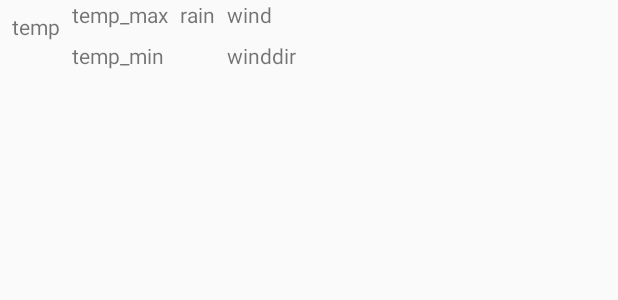
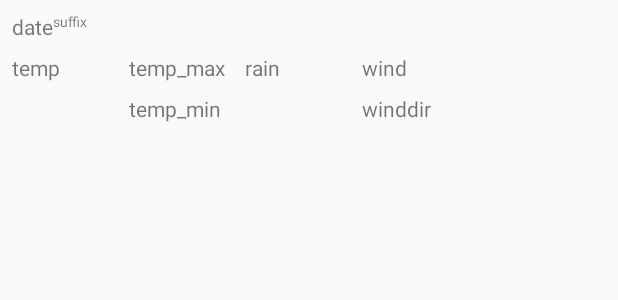
Before and after one commit to indiedotkim/SunRunAI, an Android app: the layout view_day.xml on its own in the app's theme, with its tools: preview values and no code run, on a phone screen of 412 x 824 dp. Shown: the top 300 px of the screen. Run offline under Robolectric (Android 15) with nearby library versions, the phone set to English and light mode, and no system bars.

```diff
--- a/app/src/main/res/layout/view_day.xml
+++ b/app/src/main/res/layout/view_day.xml
@@ -6,44 +6,67 @@
     android:layout_height="wrap_content">
 
     <TextView
-        android:id="@+id/temperature"
+        android:id="@+id/date"
         android:layout_width="wrap_content"
         android:layout_height="wrap_content"
+        android:layout_marginLeft="8dp"
+        android:layout_marginTop="8dp"
+        android:text="date"
+        app:layout_constraintLeft_toLeftOf="parent"
+        app:layout_constraintTop_toTopOf="parent" />
+
+    <TextView
+        android:id="@+id/datesuffix"
+        android:layout_width="wrap_content"
+        android:layout_height="wrap_content"
+        android:layout_marginLeft="0dp"
+        android:layout_marginTop="0dp"
+        android:text="suffix"
+        android:textSize="9sp"
+        app:layout_constraintLeft_toRightOf="@+id/date"
+        app:layout_constraintTop_toTopOf="@+id/date" />
+
+    <TextView
+        android:id="@+id/temperature"
+        android:layout_width="70dp"
+        android:layout_height="wrap_content"
+        android:layout_marginLeft="0dp"
+        android:layout_marginTop="8dp"
         android:layout_weight="1"
         android:text="temp"
-        android:layout_marginLeft="8dp"
-        app:layout_constraintLeft_toLeftOf="parent"
-        app:layout_constraintTop_toTopOf="parent"
-        android:layout_marginTop="8dp" />
+        app:layout_constraintLeft_toLeftOf="@+id/date"
+        app:layout_constraintTop_toBottomOf="@+id/date" />
 
     <TextView
-        android:id="@+id/temp_max"
+        android:id="@+id/temperaturemax"
+        android:layout_width="70dp"
+        android:layout_height="wrap_content"
+        android:layout_marginLeft="8dp"
+        android:layout_marginTop="8dp"
+        android:text="temp_max"
+        app:layout_constraintLeft_toRightOf="@+id/temperature"
+        app:layout_constraintTop_toBottomOf="@+id/date" />
+
+    <TextView
+        android:id="@+id/temperaturemin"
         android:layout_width="wrap_content"
         android:layout_height="wrap_content"
-        android:text="temp_max"
-        tools:layout_editor_absoluteY="8dp"
-        app:layout_constraintLeft_toRightOf="@+id/temperature"
-        android:layout_marginLeft="8dp" />
-
-    <TextView
-        android:id="@+id/temp_min"
-        android:layout_width="wrap_content"
-        android:layout_height="wrap_content"
+        android:layout_marginLeft="0dp"
+        android:layout_marginTop="8dp"
         android:text="temp_min"
-        android:layout_marginTop="8dp"
-        app:layout_constraintTop_toBottomOf="@+id/temp_max"
-        android:layout_marginLeft="0dp"
-        app:layout_constraintLeft_toLeftOf="@+id/temp_max" />
+        app:layout_constraintLeft_toLeftOf="@+id/temperaturemax"
+        app:layout_constraintTop_toBottomOf="@+id/temperaturemax" />
 
     <TextView
         android:id="@+id/rain"
-        android:layout_width="wrap_content"
+        android:layout_width="70dp"
         android:layout_height="wrap_content"
+        android:layout_marginLeft="7dp"
+        android:layout_marginTop="0dp"
         android:layout_weight="1"
         android:text="rain"
-        tools:layout_editor_absoluteY="8dp"
-        app:layout_constraintLeft_toRightOf="@+id/temp_max"
-        android:layout_marginLeft="8dp" />
+        app:layout_constraintLeft_toRightOf="@+id/temperaturemax"
+        app:layout_constraintTop_toTopOf="@+id/temperaturemax" />
 
     <TextView
         android:id="@+id/winddirection"
@@ -58,13 +81,14 @@
 
     <TextView
         android:id="@+id/windspeed"
-        android:layout_width="wrap_content"
+        android:layout_width="70dp"
         android:layout_height="wrap_content"
+        android:layout_marginLeft="8dp"
+        android:layout_marginTop="0dp"
         android:layout_weight="1"
         android:text="wind"
-        tools:layout_editor_absoluteY="8dp"
         app:layout_constraintLeft_toRightOf="@+id/rain"
-        android:layout_marginLeft="8dp" />
+        app:layout_constraintTop_toTopOf="@+id/rain" />
 
     <GridView
         android:id="@+id/dayactivitylist"
```
Also changed, not shown: app/src/main/java/com/burntrac/sunrunai/DateHelper.java (added, +70 -0 lines), app/src/main/java/com/burntrac/sunrunai/DayAdapter.java (+19 -6 lines), app/src/main/java/com/burntrac/sunrunai/DayView.java (+28 -9 lines), app/src/main/java/com/burntrac/sunrunai/MainActivity.java (+10 -6 lines), app/src/main/java/com/burntrac/sunrunai/MeteorWrapper.java (+24 -3 lines), app/src/main/java/com/burntrac/sunrunai/WeatherWrapper.java (+96 -27 lines).
